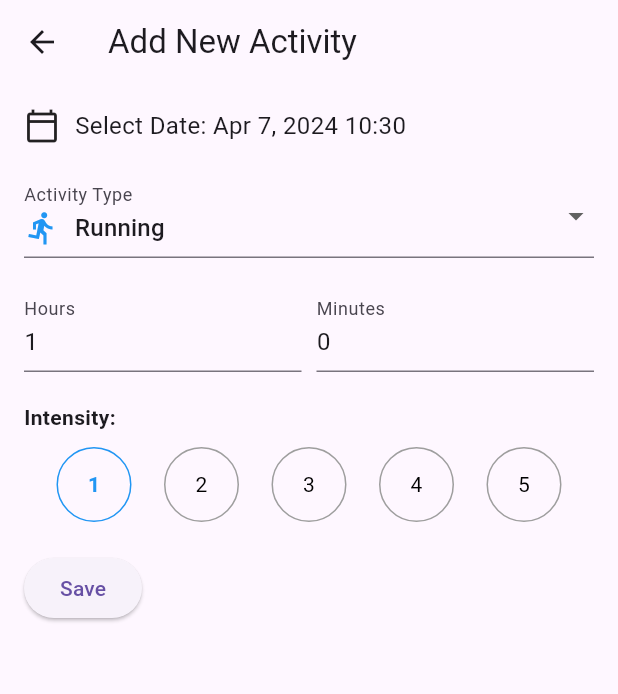
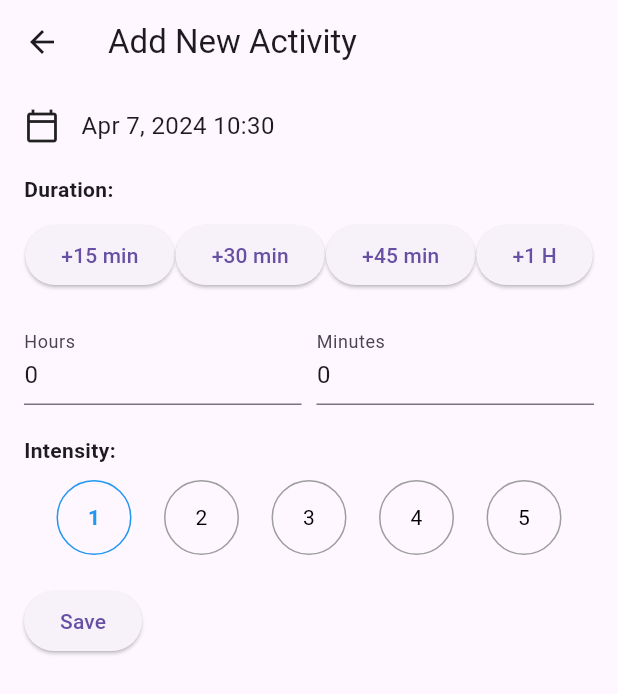
Before and after one commit to YunusS03/sport_tracker, a Flutter app: the AddActivityScreen screen opened by its route, on a phone screen of 412 x 824 dp. Shown: the top 694 px of the screen. Run offline on Flutter 3.47's test engine with Material 3 defaults, Android fonts, the phone set to English and light mode, and no system bars; our stand-ins replace sqflite, syncfusion_flutter_charts; accounts and stored records are empty.

Commit message:
quick duration panel

```diff
--- a/lib/screens/AddActivityScreen.dart
+++ b/lib/screens/AddActivityScreen.dart
@@ -44,10 +44,9 @@ class _AddActivityScreenState extends State<AddActivityScreen> {
   @override
   void initState() {
     super.initState();
-    _hoursController.text = '1'; // Default value for hours
+    _hoursController.text = '0'; // Default value for hours
     _minutesController.text = '0'; // Default value for minutes
   }
-
   @override
   Widget build(BuildContext context) {
     return Scaffold(
@@ -66,29 +65,26 @@ class _AddActivityScreenState extends State<AddActivityScreen> {
                   const Icon(Icons.calendar_today_outlined), // Modern date picker icon
                   const SizedBox(width: 10),
                   Text(
-                    'Select Date: ${DateFormat.yMMMd().format(_selectedDate)} ${DateFormat.Hm().format(_selectedDate)}', // Display selected date and time
+                    ' ${DateFormat.yMMMd().format(_selectedDate)} ${DateFormat.Hm().format(_selectedDate)}',
                     style: const TextStyle(fontSize: 16),
                   ),
                 ],
               ),
             ),
             const SizedBox(height: 20),
-            DropdownButtonFormField(
-              value: _selectedActivityType,
-              onChanged: _onActivityTypeChanged,
-              items: activityTypes.map<DropdownMenuItem<String>>((String value) {
-                return DropdownMenuItem<String>(
-                  value: value,
-                  child: Row(
-                    children: [
-                      _getActivityIcon(value), // Add icon here
-                      const SizedBox(width: 10), // Adjust spacing between icon and text
-                      Text(value),
-                    ],
-                  ),
-                );
-              }).toList(),
-              decoration: const InputDecoration(labelText: 'Activity Type'),
+            const Text(
+              'Duration:',
+              style: TextStyle(fontWeight: FontWeight.bold),
+            ),
+            const SizedBox(height: 10),
+            Row(
+              mainAxisAlignment: MainAxisAlignment.spaceEvenly,
+              children: [
+                _buildDurationButton('+15 min', 15),
+                _buildDurationButton('+30 min', 30),
+                _buildDurationButton('+45 min', 45),
+                _buildDurationButton('+1 H', 60),
+              ],
             ),
             const SizedBox(height: 20),
             Row(
@@ -156,6 +152,7 @@ class _AddActivityScreenState extends State<AddActivityScreen> {
       ),
     );
   }
+
 
   // Function to show date and time picker dialog
   Future<void> _selectDateTime() async {
@@ -265,4 +262,24 @@ class _AddActivityScreenState extends State<AddActivityScreen> {
         return const Icon(Icons.help, color: Colors.grey); // Default icon for unknown activities
     }
   }
+
+
+// Function to build duration button
+  Widget _buildDurationButton(String label, int minutes) {
+    return ElevatedButton(
+      onPressed: () {
+        setState(() {
+          final int currentHours = int.tryParse(_hoursController.text) ?? 0;
+          final int currentMinutes = int.tryParse(_minutesController.text) ?? 0;
+          final int totalCurrentMinutes = currentHours * 60 + currentMinutes;
+
+          final int newTotalMinutes = totalCurrentMinutes + minutes;
+
+          _hoursController.text = (newTotalMinutes ~/ 60).toString();
+          _minutesController.text = (newTotalMinutes % 60).toString();
+        });
+      },
+      child: Text(label),
+    );
+  }
 }
```
